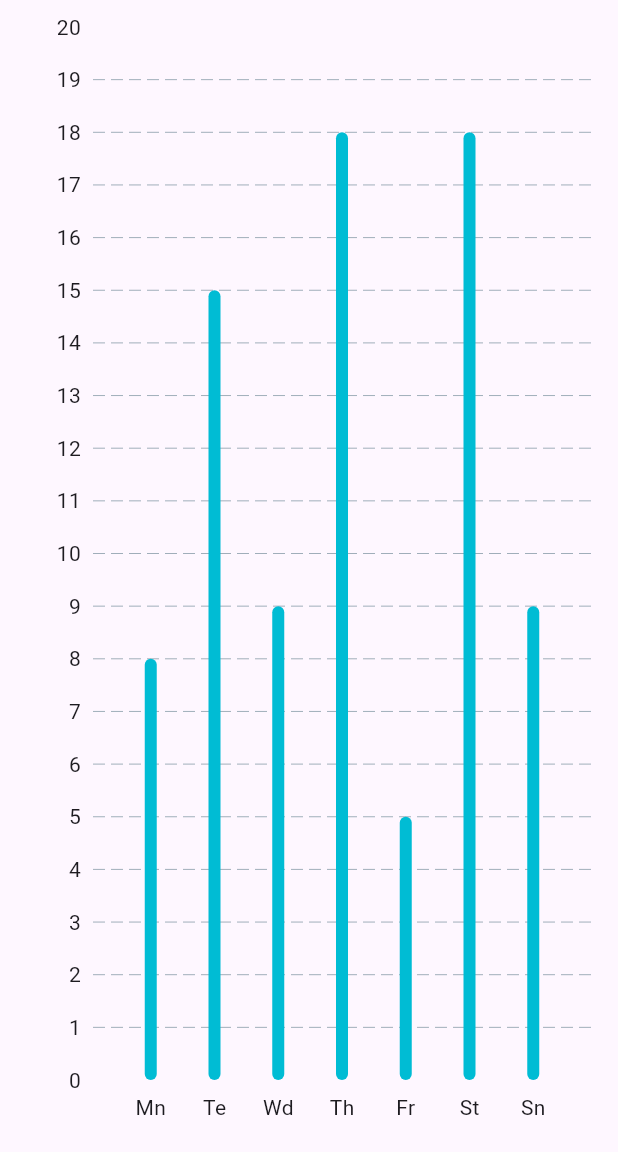
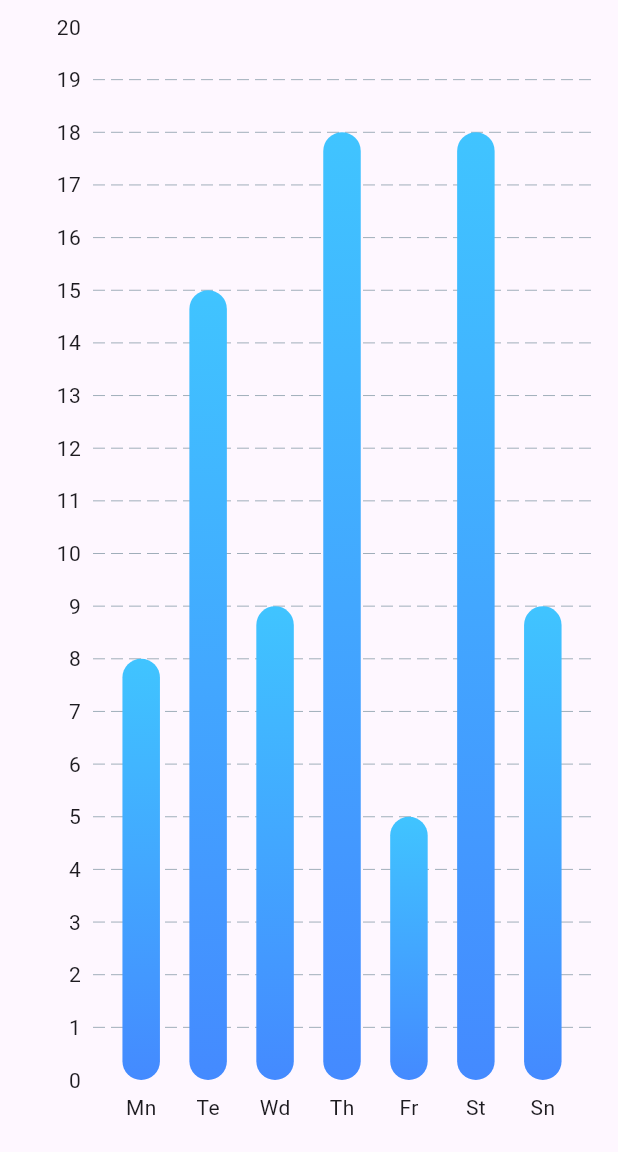
Before and after one commit to kamalnorizan/flutterTodolist, a Flutter app: the ChartScreen screen opened by its route, on a phone screen of 412 x 824 dp, the part 84-1236 px from its top. Run offline on Flutter 3.47's test engine with Material 2 defaults, Android fonts, the phone set to English and light mode, and no system bars; drawn by our look-alikes of fl_chart; our stand-ins replace shared_preferences; accounts and stored records are empty.

Commit message:
gradient and width

```diff
--- a/lib/screen/chartsScreen.dart
+++ b/lib/screen/chartsScreen.dart
@@ -4,7 +4,6 @@ import 'package:flutter/material.dart';
 import '../widgets/mainDrawer.dart';
 
 class ChartScreen extends StatelessWidget {
-
   BarTouchData barTouchData = BarTouchData(
     enabled: false,
   );
@@ -33,14 +32,62 @@ class ChartScreen extends StatelessWidget {
         show: false,
       );
 
+  LinearGradient get _barsGradient => const LinearGradient(
+        colors: [Colors.blueAccent, Colors.lightBlueAccent],
+        begin: Alignment.bottomCenter,
+        end: Alignment.topCenter,
+      );
+
   List<BarChartGroupData> get barGroups => [
-        BarChartGroupData(x: 0, barRods: [BarChartRodData(toY: 8)]),
-        BarChartGroupData(x: 1, barRods: [BarChartRodData(toY: 15)]),
-        BarChartGroupData(x: 2, barRods: [BarChartRodData(toY: 9)]),
-        BarChartGroupData(x: 3, barRods: [BarChartRodData(toY: 18)]),
-        BarChartGroupData(x: 4, barRods: [BarChartRodData(toY: 5)]),
-        BarChartGroupData(x: 5, barRods: [BarChartRodData(toY: 18)]),
-        BarChartGroupData(x: 6, barRods: [BarChartRodData(toY: 9)]),
+        BarChartGroupData(x: 0, barRods: [
+          BarChartRodData(
+            toY: 8,
+            gradient: _barsGradient,
+            width: 25,
+          )
+        ]),
+        BarChartGroupData(x: 1, barRods: [
+          BarChartRodData(
+            toY: 15,
+            gradient: _barsGradient,
+            width: 25,
+          )
+        ]),
+        BarChartGroupData(x: 2, barRods: [
+          BarChartRodData(
+            toY: 9,
+            gradient: _barsGradient,
+            width: 25,
+          )
+        ]),
+        BarChartGroupData(x: 3, barRods: [
+          BarChartRodData(
+            toY: 18,
+            gradient: _barsGradient,
+            width: 25,
+          )
+        ]),
+        BarChartGroupData(x: 4, barRods: [
+          BarChartRodData(
+            toY: 5,
+            gradient: _barsGradient,
+            width: 25,
+          )
+        ]),
+        BarChartGroupData(x: 5, barRods: [
+          BarChartRodData(
+            toY: 18,
+            gradient: _barsGradient,
+            width: 25,
+          )
+        ]),
+        BarChartGroupData(x: 6, barRods: [
+          BarChartRodData(
+            toY: 9,
+            gradient: _barsGradient,
+            width: 25,
+          )
+        ]),
       ];
 
   @override
@@ -54,16 +101,13 @@ class ChartScreen extends StatelessWidget {
       body: Padding(
         padding: const EdgeInsets.all(18),
         child: BarChart(BarChartData(
-          barTouchData: barTouchData,
-          titlesData: titlesData,
-          borderData: borderData,
-          barGroups: barGroups,
-          gridData: const FlGridData(
-            drawVerticalLine: false,
-            drawHorizontalLine: true
-          ),
-          maxY: 20
-        )),
+            barTouchData: barTouchData,
+            titlesData: titlesData,
+            borderData: borderData,
+            barGroups: barGroups,
+            gridData: const FlGridData(
+                drawVerticalLine: false, drawHorizontalLine: true),
+            maxY: 20)),
       ),
     );
   }
```
